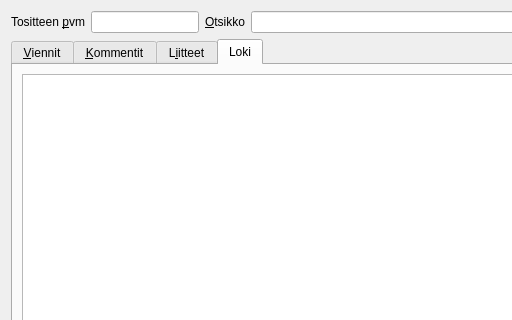
This is kitupiikki/kirjaus/kirjaus.ui in artoh/kitupiikki as Qt 5 draws it before an edit; both pictures show x 0 to 512 and y 0 to 320 of the 1486 by 691 pixel window. The edited form follows.
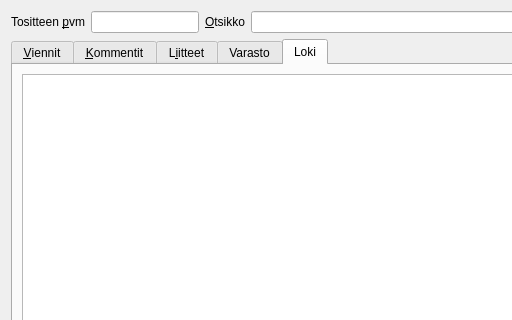
This is the edited form. Icons and pictures are not drawn. Custom widgets are drawn as their Qt base class.

```diff
--- a/kitupiikki/kirjaus/kirjaus.ui
+++ b/kitupiikki/kirjaus/kirjaus.ui
@@ -253,6 +253,11 @@
        </item>
       </layout>
      </widget>
+     <widget class="QWidget" name="varastoTab">
+      <attribute name="title">
+       <string>Varasto</string>
+      </attribute>
+     </widget>
      <widget class="QWidget" name="lisatab">
       <attribute name="icon">
        <iconset resource="../pic/pic.qrc">
```
Left out of the diff: 2 changed lines with no effect on the pictures.
